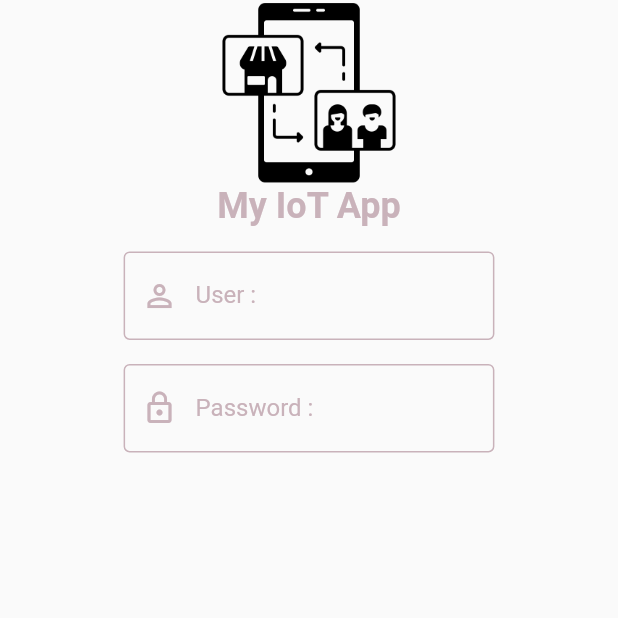
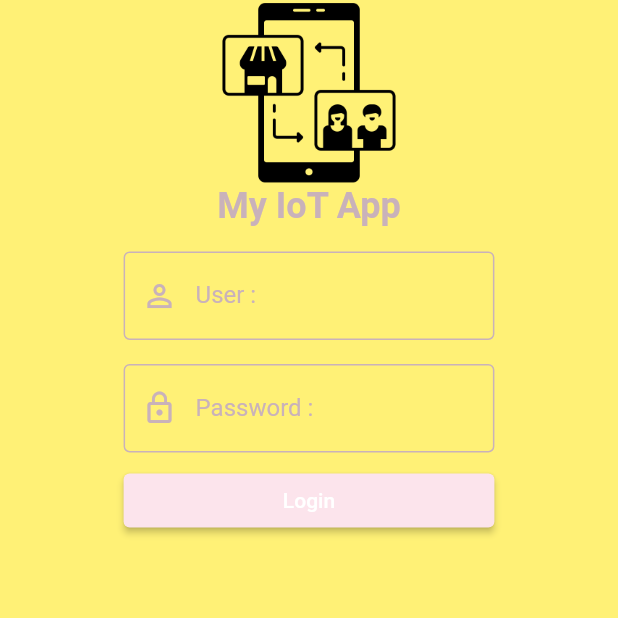
Before and after one commit to kinggto2019/iotapps, a Flutter app: the screen it shows after launch, on a phone screen of 412 x 824 dp, the top half of it. Run offline on Flutter 3.47's test engine with Material 2 defaults, Android fonts, the phone set to English and light mode, and no system bars; missing offline and left inert: dart:html.

```diff
--- a/lib/state/authen.dart
+++ b/lib/state/authen.dart
@@ -1,3 +1,5 @@
+import 'dart:html';
+
 import 'package:flutter/material.dart';
 import 'package:flutterapp/utility/mystyle.dart';
 
@@ -9,12 +11,14 @@ class Authen extends StatefulWidget {
 }
 
 class _AuthenState extends State<Authen> {
-  double screen;
+  late double screen;
+  late String user,password;
 
   @override
   Widget build(BuildContext context) {
     screen = MediaQuery.of(context).size.width;
     return Scaffold(
+        backgroundColor: Colors.yellow[300],
         body: Center(
           child: Column(
             children: [
@@ -22,16 +26,30 @@ class _AuthenState extends State<Authen> {
               MyStyle().title('My IoT App'),
               buildUser(),
               buildPassword(),
+              buildlogin()
             ],
           ),
         ));
+  }
+
+  Container buildlogin() {
+    return Container(
+              width: screen * 0.6,
+              margin: EdgeInsets.only(top: 8),
+              child: ElevatedButton(
+                style:
+                    ElevatedButton.styleFrom(primary: MyStyle().primaryColor),
+                onPressed: () {},
+                child: Text('Login'),
+              ),
+            );
   }
 
   Container buildUser() {
     return Container(
       margin: EdgeInsets.only(top: 16),
       width: screen * 0.6,
-      child: TextField(
+      child: TextField(onChanged: (value)=>user = value.trim(),
         decoration: InputDecoration(
           prefixIcon: Icon(
             Icons.perm_identity,
@@ -54,7 +72,7 @@ class _AuthenState extends State<Authen> {
     return Container(
       margin: EdgeInsets.only(top: 16),
       width: screen * 0.6,
-      child: TextField(
+      child: TextField(onChanged: (value) => password = value.trim(),
         decoration: InputDecoration(
           prefixIcon: Icon(
             Icons.lock_outline,
```
Also changed, not shown: lib/utility/dialog.dart (added, +21 -0 lines), lib/utility/mystyle.dart (+34 -0 lines). Lines whose indentation alone changed are shown as unchanged.
